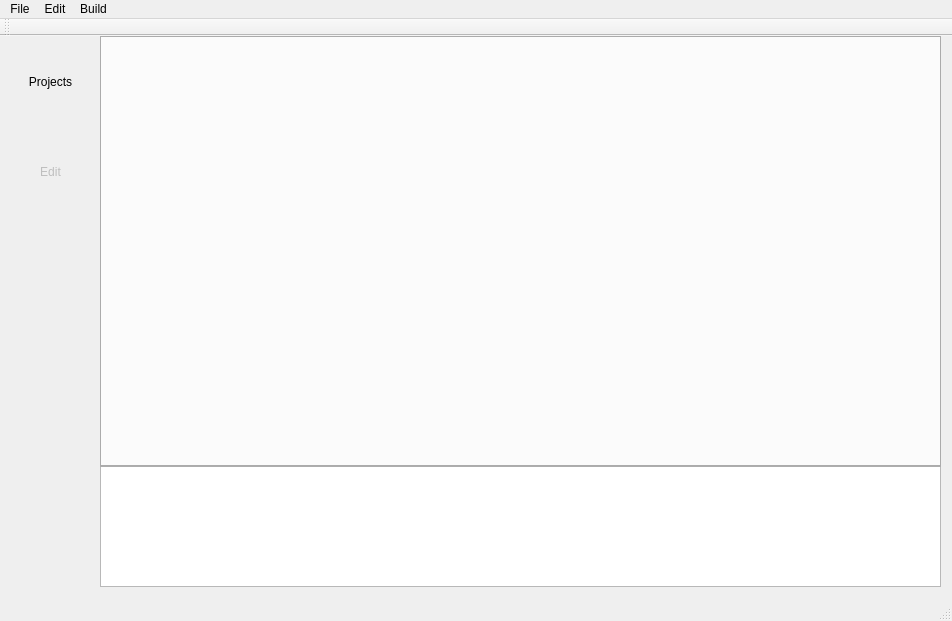
libresilicon/qtflow, file mainwindow.ui: the form before one commit.
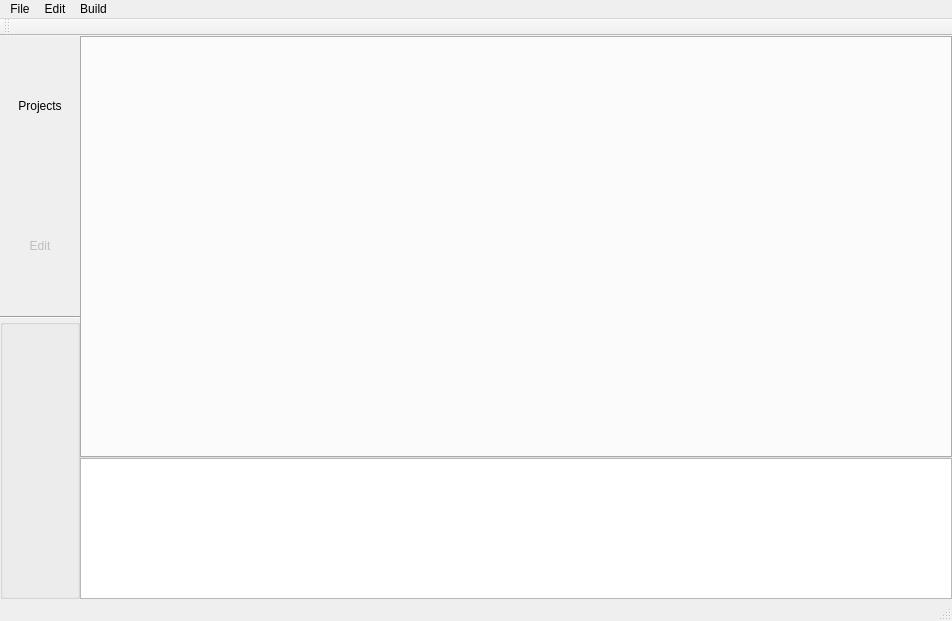
The form after the commit.

```diff
--- a/mainwindow.ui
+++ b/mainwindow.ui
@@ -17,24 +17,53 @@
    <string>Layout</string>
   </property>
   <widget class="QWidget" name="centralWidget">
-   <widget class="QPlainTextEdit" name="consoleOut">
-    <property name="geometry">
-     <rect>
-      <x>100</x>
-      <y>430</y>
-      <width>841</width>
-      <height>121</height>
-     </rect>
+   <layout class="QHBoxLayout" name="horizontalLayout">
+    <property name="spacing">
+     <number>0</number>
     </property>
-   </widget>
+    <property name="leftMargin">
+     <number>0</number>
+    </property>
+    <property name="topMargin">
+     <number>0</number>
+    </property>
+    <property name="rightMargin">
+     <number>0</number>
+    </property>
+    <property name="bottomMargin">
+     <number>0</number>
+    </property>
+    <item>
+     <widget class="QFrame" name="buttonGroup">
+      <layout class="QVBoxLayout" name="verticalLayout" stretch="1,1,0,2">
+       <property name="spacing">
+        <number>0</number>
+       </property>
+       <property name="leftMargin">
+        <number>0</number>
+       </property>
+       <property name="topMargin">
+        <number>0</number>
+       </property>
+       <property name="rightMargin">
+        <number>0</number>
+       </property>
+       <property name="bottomMargin">
+        <number>0</number>
+       </property>
+       <item>
    <widget class="QPushButton" name="mainProjects">
-    <property name="geometry">
-     <rect>
-      <x>0</x>
-      <y>0</y>
-      <width>101</width>
-      <height>91</height>
-     </rect>
+         <property name="sizePolicy">
+          <sizepolicy hsizetype="Minimum" vsizetype="Expanding">
+           <horstretch>0</horstretch>
+           <verstretch>0</verstretch>
+          </sizepolicy>
+         </property>
+         <property name="minimumSize">
+          <size>
+           <width>0</width>
+           <height>0</height>
+          </size>
     </property>
     <property name="text">
      <string>Projects</string>
@@ -43,17 +72,23 @@
      <bool>true</bool>
     </property>
    </widget>
+       </item>
+       <item>
    <widget class="QPushButton" name="mainEdit">
     <property name="enabled">
      <bool>false</bool>
     </property>
-    <property name="geometry">
-     <rect>
-      <x>0</x>
-      <y>90</y>
-      <width>101</width>
-      <height>91</height>
-     </rect>
+         <property name="sizePolicy">
+          <sizepolicy hsizetype="Minimum" vsizetype="Expanding">
+           <horstretch>0</horstretch>
+           <verstretch>0</verstretch>
+          </sizepolicy>
+         </property>
+         <property name="minimumSize">
+          <size>
+           <width>0</width>
+           <height>0</height>
+          </size>
     </property>
     <property name="text">
      <string>Edit</string>
@@ -62,16 +97,52 @@
      <bool>true</bool>
     </property>
    </widget>
-   <widget class="QTabWidget" name="tabWidget">
-    <property name="geometry">
-     <rect>
-      <x>100</x>
-      <y>0</y>
-      <width>841</width>
-      <height>431</height>
-     </rect>
-    </property>
-   </widget>
+       </item>
+       <item>
+        <widget class="Line" name="bottomLeftLine">
+         <property name="orientation">
+          <enum>Qt::Horizontal</enum>
+         </property>
+        </widget>
+       </item>
+       <item>
+        <widget class="QGroupBox" name="bottomLeft">
+         <property name="title">
+          <string/>
+         </property>
+        </widget>
+       </item>
+      </layout>
+     </widget>
+    </item>
+    <item>
+     <widget class="QFrame" name="mainArea">
+      <layout class="QVBoxLayout" name="verticalLayout_2" stretch="3,1">
+       <property name="spacing">
+        <number>0</number>
+       </property>
+       <property name="leftMargin">
+        <number>0</number>
+       </property>
+       <property name="topMargin">
+        <number>0</number>
+       </property>
+       <property name="rightMargin">
+        <number>0</number>
+       </property>
+       <property name="bottomMargin">
+        <number>0</number>
+       </property>
+       <item>
+        <widget class="QTabWidget" name="tabWidget"/>
+       </item>
+       <item>
+        <widget class="QPlainTextEdit" name="consoleOut"/>
+       </item>
+      </layout>
+     </widget>
+    </item>
+   </layout>
   </widget>
   <widget class="QMenuBar" name="menuBar">
    <property name="geometry">
```
Lines whose indentation alone changed are shown as unchanged.
